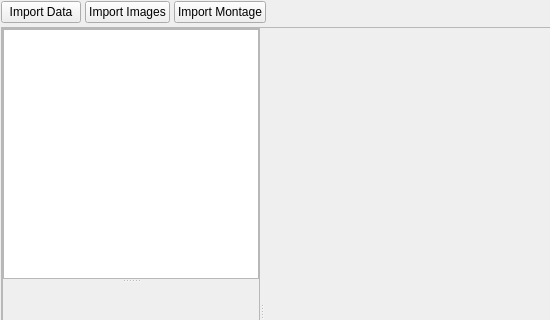
Before: the Qt Designer form Source/Applications/IMFViewer/UI_Files/IMFViewer_UI.ui in BlueQuartzSoftware/IMFViewer, drawn with Qt 5; both pictures show x 0 to 550 and y 0 to 320 of the 856 by 619 pixel window.
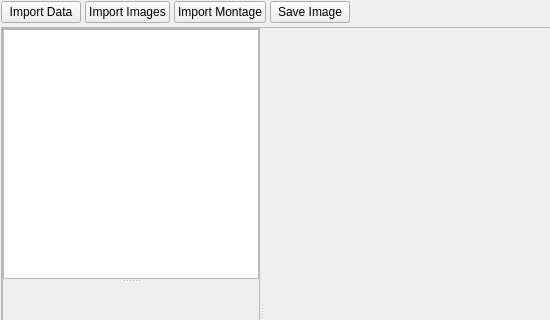
After: the same form once the commit is applied. Custom widgets are drawn as their Qt base class.

Commit message: Added the ability to save an image from a data container filter * Added a Save Image button to the toolbar * Save is an option on right click menu for valid filters in the Filter View * Images can also be saved at the end of the Perform Montage Wizard. * Updated the submodule commit for SIMPLVtkLib

Patch:
```diff
--- a/Source/Applications/IMFViewer/UI_Files/IMFViewer_UI.ui
+++ b/Source/Applications/IMFViewer/UI_Files/IMFViewer_UI.ui
@@ -149,6 +149,13 @@
         </property>
        </widget>
       </item>
+      <item>
+       <widget class="QPushButton" name="saveImageBtn">
+        <property name="text">
+         <string>Save Image</string>
+        </property>
+       </widget>
+      </item>
       <item>
        <spacer name="horizontalSpacer">
         <property name="orientation">
```
The commit also changes 2 other files.
